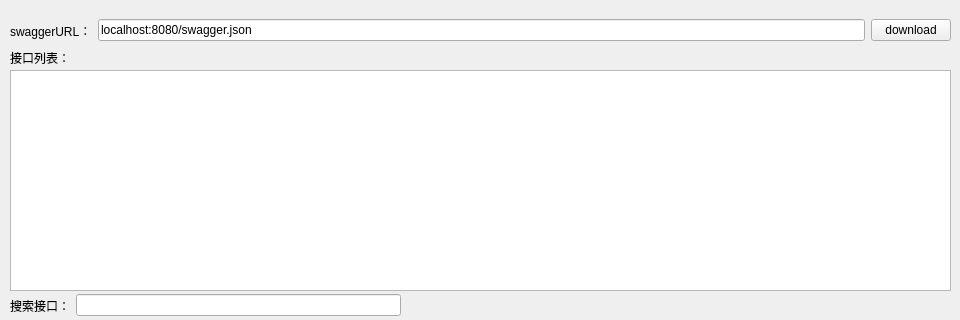
Above: ui/main.ui from atChenAn/SimpleJmeter before the change; both pictures show x 0 to 960 and y 0 to 320 of the 960 by 689 pixel window. Below: the same form after it.
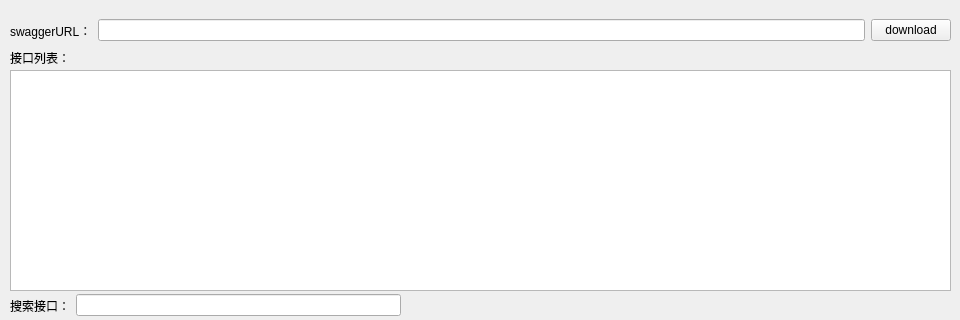
That is the form after the change.

Patch:
```diff
--- a/ui/main.ui
+++ b/ui/main.ui
@@ -37,7 +37,7 @@
      <item>
       <widget class="QLineEdit" name="lineEdit">
        <property name="text">
-        <string>localhost:8080/swagger.json</string>
+        <string/>
        </property>
       </widget>
      </item>
```
Left out of the diff: 2 changed lines with no effect on the pictures.
